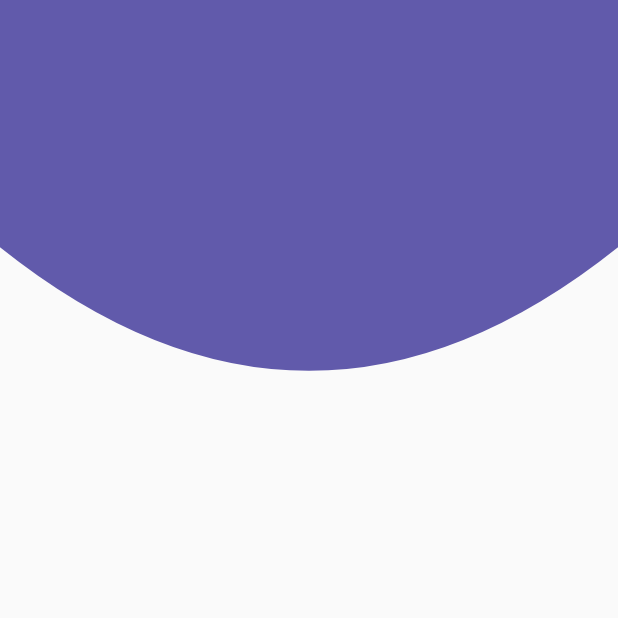
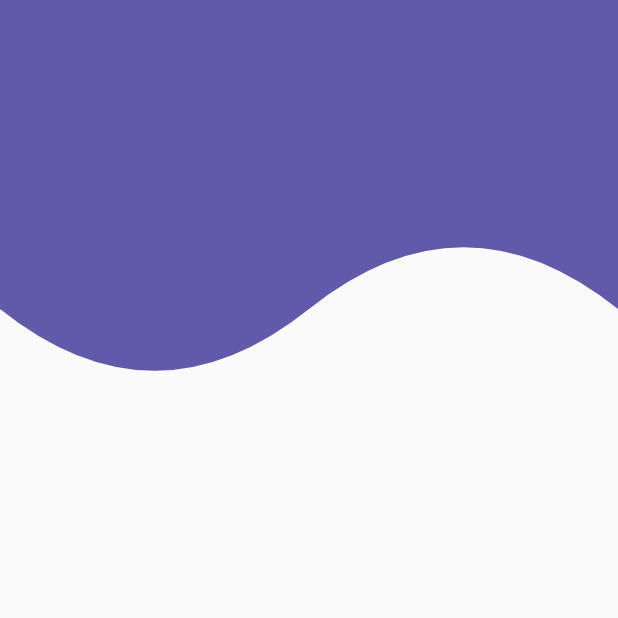
Before and after one commit to CesarArellano/Curso-Flutter-Intermedio, a Flutter app: the screen it shows after launch, on a phone screen of 412 x 824 dp, the top half of it. Run offline on Flutter 3.47's test engine with Material 2 defaults, Android fonts, the phone set to English and light mode, and no system bars.

Commit message:
Creating Waves Header

```diff
--- a/disenos_app/lib/src/pages/headers_page.dart
+++ b/disenos_app/lib/src/pages/headers_page.dart
@@ -7,7 +7,7 @@
   @override
   Widget build(BuildContext context) {
     return Scaffold(
-      body: CurvedHeader()
+      body: WavesHeader()
     );
   }
 }
--- a/disenos_app/lib/src/widgets/headers.dart
+++ b/disenos_app/lib/src/widgets/headers.dart
@@ -195,3 +195,45 @@
   }
 
 }
+
+class WavesHeader extends StatelessWidget {
+
+  @override
+  Widget build(BuildContext context) {
+    return Container(
+      width: double.infinity,
+      height: double.infinity,
+      child: CustomPaint(
+        painter: _WavesHeaderPainter(),
+      ),
+    );
+  }
+}
+
+class _WavesHeaderPainter extends CustomPainter {
+  @override
+  void paint(Canvas canvas, Size size) {
+    final pencil = Paint();
+
+    // Properties
+    pencil.color = Color(0xff615AAB);
+    pencil.style = PaintingStyle.fill; // .stoke
+    pencil.strokeWidth = 2.0;
+
+    final path = Path();
+
+    path.lineTo(0, size.height * 0.25);
+    path.quadraticBezierTo(size.width * 0.25, size.height * 0.35, size.width * 0.5, size.height * 0.25);
+    path.quadraticBezierTo(size.width * 0.75, size.height * 0.15, size.width, size.height * 0.25);
+    path.lineTo(size.width, 0);
+
+    canvas.drawPath(path, pencil);
+
+  }
+
+  @override
+  bool shouldRepaint(covariant CustomPainter oldDelegate) {
+    return true;
+  }
+
+}
```
